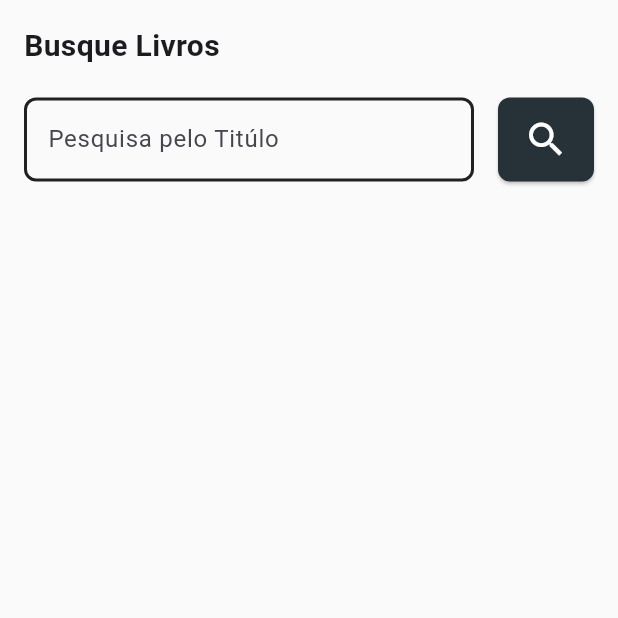
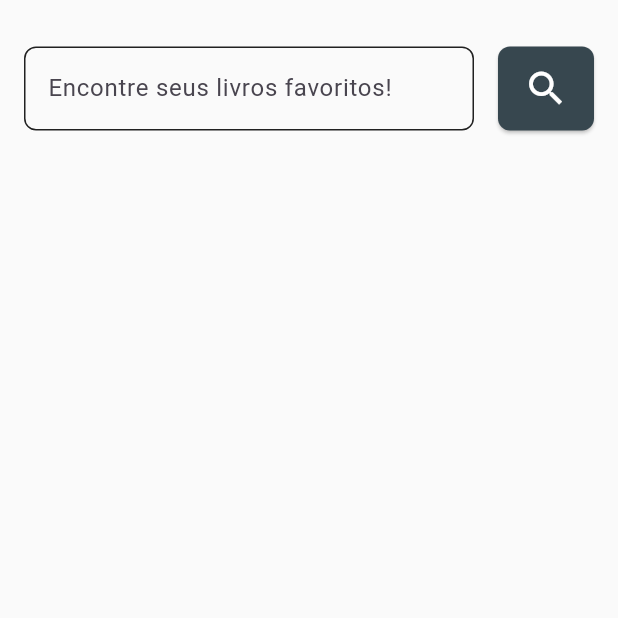
Before and after one commit to nicolemartinsx/book-tracker, a Flutter app: the SearchPage screen opened directly, on a phone screen of 412 x 824 dp, the top half of it. Run offline on Flutter 3.47's test engine with Material 3 defaults, Android fonts, the light colour scheme and no system bars; our stand-ins replace cloud_firestore, firebase_auth, firebase_core, google_fonts, smooth_star_rating_null_safety; accounts and stored records are empty.

```diff
--- a/lib/pages/pesquisa_page.dart
+++ b/lib/pages/pesquisa_page.dart
@@ -71,21 +71,17 @@ class _SearchPageState extends State<SearchPage> {
         child: Column(
           crossAxisAlignment: CrossAxisAlignment.start,
           children: [
-            Text(
-              'Busque Livros',
-              style: TextStyle(fontSize: 20, fontWeight: FontWeight.bold),
-            ),
-            SizedBox(height: 20),
+            SizedBox(height: 15),
             Row(
               children: [
                 Expanded(
                   child: TextField(
                     controller: searchController,
                     decoration: InputDecoration(
-                      hintText: "Pesquisa pelo Titúlo",
+                      hintText: "Encontre seus livros favoritos!",
                       enabledBorder: OutlineInputBorder(
                         borderRadius: BorderRadius.circular(8),
-                        borderSide: BorderSide(color: Colors.black87, width: 2),
+                        borderSide: BorderSide(color: Colors.black87, width: 1),
                       ),
                       focusedBorder: OutlineInputBorder(
                         borderSide: BorderSide(color: Colors.teal, width: 3),
@@ -104,7 +100,7 @@ class _SearchPageState extends State<SearchPage> {
                     shape: RoundedRectangleBorder(
                       borderRadius: BorderRadius.circular(8),
                     ),
-                    backgroundColor: Colors.blueGrey[900],
+                    backgroundColor: Colors.blueGrey[800],
                     padding: EdgeInsets.symmetric(vertical: 13),
                   ),
                   child: Icon(Icons.search, color: Colors.white, size: 30),
```
Also changed, not shown: lib/pages/estante_page.dart (+2 -5 lines).
